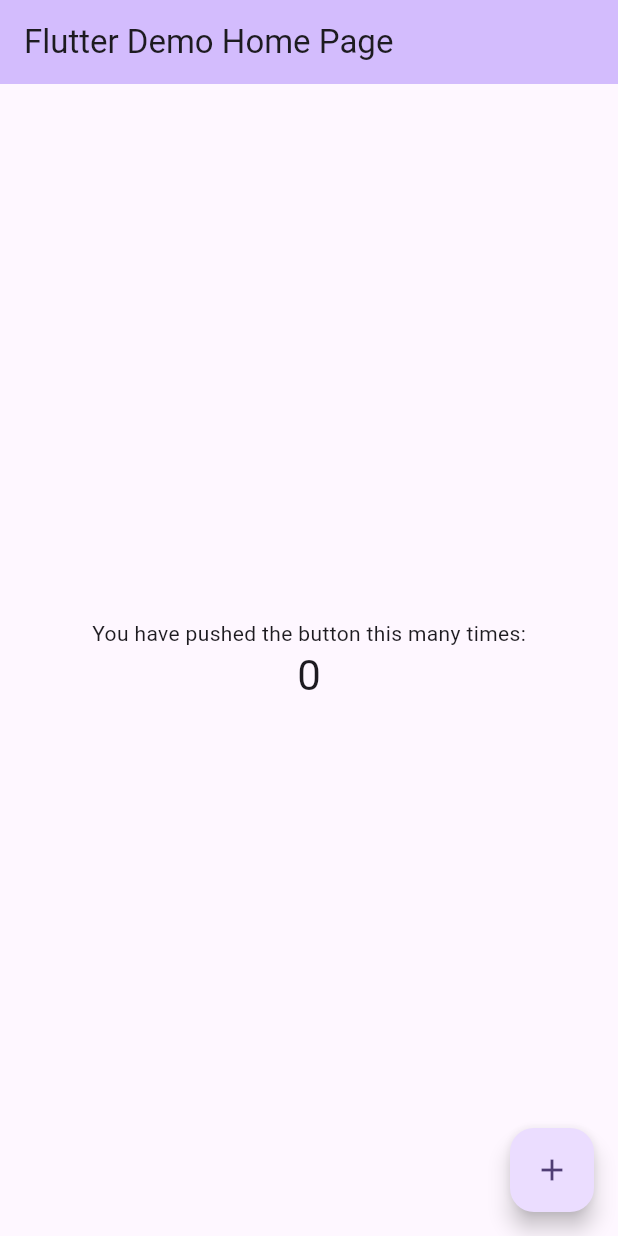
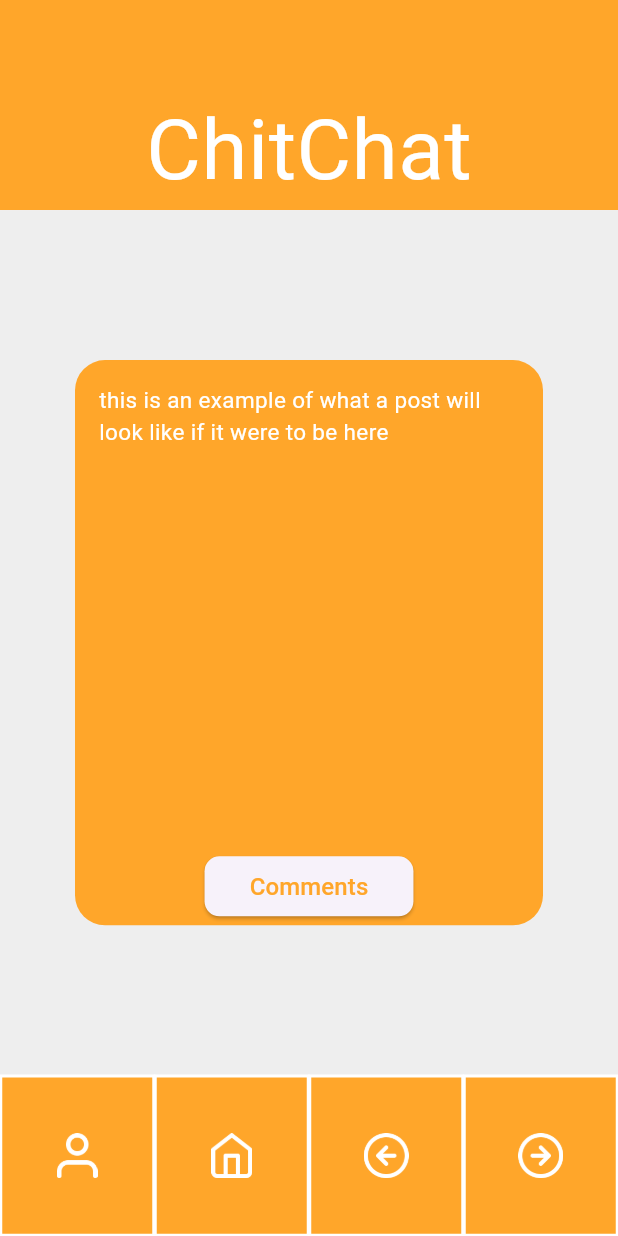
Before and after one commit to usd-cs/COMP-491-24-25-Eversun-intro-project, a Flutter app: the screen it shows after launch, on a phone screen of 412 x 824 dp. Run offline on Flutter 3.47's test engine with Material 3 defaults, Android fonts, the phone set to English and light mode, and no system bars.

Commit message:
Feat: Created much of the app interface and started working through moving between screens

```diff
--- /dev/null
+++ b/chitchat_app/lib/basic_screen_a_top_logo.dart
@@ -0,0 +1,40 @@
+import 'package:flutter/material.dart';
+
+// Top Section
+class TopSection extends StatelessWidget {
+  const TopSection({super.key});
+
+  @override
+  Widget build(BuildContext context) {
+    return const Expanded(
+      flex: 17, // 17% of screen height
+      child: TopSectionContent(),
+    );
+  }
+}
+//Contents of the top section color and title
+class TopSectionContent extends StatelessWidget {
+  const TopSectionContent({super.key});
+
+  @override
+  Widget build(BuildContext context) {
+  return Container(
+      color: const Color.fromARGB(255, 255, 166, 42),
+      child: Align(
+        alignment: Alignment.bottomCenter,
+        child: LayoutBuilder(
+          builder: (context, constraints) {
+            double fontSize = constraints.maxHeight * 0.4; // Adjust font size based on container height
+            return Text(
+              "ChitChat",
+              style: TextStyle(
+                color: Colors.white,
+                fontSize: fontSize, // Dynamically adjusted font size
+              ),
+            );
+          },
+        ),
+      ),
+    );
+  }
+}
--- /dev/null
+++ b/chitchat_app/lib/basic_screen_b_middle_content.dart
@@ -0,0 +1,229 @@
+import 'package:flutter/material.dart';
+import 'state_machine.dart';
+
+class MiddleSection extends StatelessWidget {
+  final DisplayStates currentDisplayState;
+  final Function(UserType) triggerUserChange;
+  final Function(DisplayStates) triggerDisplayChange;
+  const MiddleSection({super.key, required this.currentDisplayState, required this.triggerUserChange, required this.triggerDisplayChange});
+
+  @override
+  Widget build(BuildContext context) {
+    Widget content;
+
+    if (currentDisplayState == DisplayStates.login) {
+      content = LoginContent(triggerUserChange: triggerUserChange, triggerDisplayChange: triggerDisplayChange);
+    } else if (currentDisplayState == DisplayStates.forum) {
+      content = const ForumContent();
+    } else if (currentDisplayState == DisplayStates.comment) {
+      content = const CommentContent();
+    } else {
+      content = const Text('Unknown State'); // Default for any undefined states
+    }
+
+    return Expanded(
+      flex: 70,
+      child: Container(
+        color: Colors.grey[200],
+        child: Center(child: content),
+      ),
+    );
+  }
+}
+
+
+
+class LoginContent extends StatelessWidget {
+  final Function(UserType) triggerUserChange;
+  final Function(DisplayStates) triggerDisplayChange;
+  const LoginContent({super.key, required this.triggerUserChange, required this.triggerDisplayChange});
+
+
+  @override
+  Widget build(BuildContext context) {
+    return Padding(
+      padding: const EdgeInsets.all(16.0), // Add some padding around the content
+      child: Column(
+        mainAxisAlignment: MainAxisAlignment.center,
+        crossAxisAlignment: CrossAxisAlignment.center,
+        children: [
+          // UsernamEmail TextField
+          const TextField(
+            decoration: InputDecoration(
+              labelText: 'Email',
+              labelStyle: TextStyle(color: Colors.white),
+              filled: true,
+              fillColor: Color.fromARGB(255, 255, 166, 42),
+              border: InputBorder.none,
+            ),
+            keyboardType: TextInputType.text,
+            style: TextStyle(color: Colors.white,),
+          ),
+          const SizedBox(height: 16),
+
+          // Username TextField
+          const TextField(
+            style: TextStyle(color: Colors.white,),
+            decoration: InputDecoration(
+              labelText: 'Username',
+              labelStyle: TextStyle(color: Colors.white),
+              filled: true,
+              fillColor: Color.fromARGB(255, 255, 166, 42),
+              border: InputBorder.none,
+            ),
+            keyboardType: TextInputType.text,
+          ),
+          const SizedBox(height: 16), // Add space between the fields
+
+          // Password TextField
+          const TextField(
+            style: TextStyle(color: Colors.white),
+            decoration: InputDecoration(
+              labelText: 'Password',
+              labelStyle: TextStyle(color: Colors.white),
+              filled: true,
+              fillColor:  Color.fromARGB(255, 255, 166, 42),
+              border: InputBorder.none,
+            ),
+            obscureText: true, // Hide the text for the password field
+            keyboardType: TextInputType.visiblePassword,
+          ),
+          const SizedBox(height: 16), // Add space between the fields
+
+          const SizedBox(
+            height: 80,
+          ),
+
+          // Login Button
+          ElevatedButton(
+            onPressed: () {
+              // Implement login functionality here
+              triggerUserChange(UserType.loggedIn);
+              triggerDisplayChange(DisplayStates.forum);
+            },
+            style: ElevatedButton.styleFrom(
+              backgroundColor: const Color.fromARGB(255, 255, 166, 42), // Transparent background
+              shape: const BeveledRectangleBorder(borderRadius: BorderRadius.all(Radius.circular(5)),),
+              padding: const EdgeInsets.symmetric(horizontal: 80, vertical: 20),
+            ),
+            child: Text('Login', style: TextStyle(color: Colors.white)),
+          ),
+        ],
+      ),
+    );
+  }
+}
+
+class ForumContent extends StatelessWidget {
+  const ForumContent({super.key});
+
+  @override
+  Widget build(BuildContext context) {
+    return Container(
+      padding: const EdgeInsets.symmetric(horizontal: 50, vertical: 100),
+      child: Container(
+        height: double.infinity,
+        width: double.infinity,
+        decoration: BoxDecoration(
+          color: Color.fromARGB(255, 255, 166, 42),
+          borderRadius: BorderRadius.circular(20), // Rounded corners
+        ),
+        child: Column(
+          mainAxisAlignment: MainAxisAlignment.spaceBetween, // Space the elements apart
+          children: [
+            Padding(
+              padding: const EdgeInsets.all(16.0), // Padding around the text
+              child: const Text(
+                'this is an example of what a post will look like if it were to be here',
+                style: TextStyle(
+                  color: Colors.white,
+                  fontSize: 15,
+                ),
+              ),
+            ),
+
+            Padding(
+              padding: const EdgeInsets.all(2.0), // Padding around the button
+              child: ElevatedButton(
+                onPressed: () {
+                  // Add your action here
+                  print("Comments button pressed");
+                },
+                style: ElevatedButton.styleFrom(
+                  shape: RoundedRectangleBorder(
+                    borderRadius: BorderRadius.circular(10), // Rounded corners for the button
+                  ),
+                  padding: const EdgeInsets.symmetric(horizontal: 30, vertical: 2), // Padding inside the button
+                ),
+                child: const Text(
+                  'Comments',
+                  style: TextStyle(
+                    color: Color.fromARGB(255, 255, 166, 42),
+                    fontSize: 16,
+                  ),
+                ),
+              ),
+            ),
+          ],
+        ),
+      ),
+    );
+  }
+}
+
+class CommentContent extends StatelessWidget {
+  const CommentContent({super.key});
+
+  @override
+  Widget build(BuildContext context) {
+    return Container(
+      padding: const EdgeInsets.symmetric(horizontal: 50, vertical: 100),
+      child: Container(
+        height: double.infinity,
+        width: double.infinity,
+        decoration: BoxDecoration(
+          color: Color.fromARGB(255, 255, 166, 42),
+          borderRadius: BorderRadius.circular(20), // Rounded corners
+        ),
+        child: Column(
+          mainAxisAlignment: MainAxisAlignment.spaceBetween, // Space the elements apart
+          children: [
+            Padding(
+              padding: const EdgeInsets.all(16.0), // Padding around the text
+              child: const Text(
+                'this is an example of what a post will look like if it were to be here',
+                style: TextStyle(
+                  color: Colors.white,
+                  fontSize: 15,
+                ),
+              ),
+            ),
+
+            Padding(
+              padding: const EdgeInsets.all(2.0), // Padding around the button
+              child: ElevatedButton(
+                onPressed: () {
+                  // Add your action here
+                  print("Comments button pressed");
+                },
+                style: ElevatedButton.styleFrom(
+                  shape: RoundedRectangleBorder(
+                    borderRadius: BorderRadius.circular(10), // Rounded corners for the button
+                  ),
+                  padding: const EdgeInsets.symmetric(horizontal: 30, vertical: 2), // Padding inside the button
+                ),
+                child: const Text(
+                  'Comments',
+                  style: TextStyle(
+                    color: Color.fromARGB(255, 255, 166, 42),
+                    fontSize: 16,
+                  ),
+                ),
+              ),
+            ),
+          ],
+        ),
+      ),
+    );
+  }
+}
--- /dev/null
+++ b/chitchat_app/lib/basic_screen_c_bottom_bar.dart
@@ -0,0 +1,117 @@
+import 'package:flutter/material.dart';
+import 'state_machine.dart';
+
+// Bottom Section of the Screen
+class BottomSection extends StatelessWidget {
+  final UserType userType;
+  final Function(DisplayStates) triggerDisplayChange;
+
+  const BottomSection({super.key, required this.userType, required this.triggerDisplayChange});
+
+  @override
+  Widget build(BuildContext context) {
+    return Expanded(
+      flex: 13, // 13% of screen height
+      child: Container(
+        color: const Color.fromARGB(255, 255, 166, 42),
+        child: BottomContent(userType: userType, triggerDisplayChange: triggerDisplayChange),
+      ),
+    );
+  }
+}
+//creates all the buttons in the row (changes for the state the user is in)
+class BottomContent extends StatelessWidget {
+  final UserType userType;
+  final Function(DisplayStates) triggerDisplayChange;
+
+  const BottomContent({super.key, required this.userType, required this.triggerDisplayChange});
+
+  @override
+  Widget build(BuildContext context) {
+    return Row(
+      children: [
+        if (userType == UserType.loggedOut) ...[
+          BottomButton( //Login - LoggedOut User
+            relativePath: 'assets/images/UserLoggedIn.png',
+            action: () => triggerDisplayChange(DisplayStates.login),
+          ),
+        ] else if (userType == UserType.loggedIn) ...[
+          BottomButton( //Logout - loggedIn User
+            relativePath: 'assets/images/UserLoggedIn.png',
+            action: () => triggerDisplayChange(DisplayStates.login),
+          ),
+          BottomButton( //Post - loggedIn User
+            relativePath: 'assets/images/Post.png',
+            action: () {
+              print("post button pressed");
+            },
+          ),
+        ] else ...[
+          BottomButton( //Logout - admin User
+            relativePath: 'assets/images/UserLoggedIn.png',
+            action:  () => triggerDisplayChange(DisplayStates.login),
+          ),
+          BottomButton( //Remove - admin User
+            relativePath: 'assets/images/Remove.png',
+            action: () {
+              print("remove button pressed");
+            },
+          ),
+        ],
+        // Static buttons for all user types
+        BottomButton( //Home
+          relativePath: 'assets/images/Home.png',
+          action: () => triggerDisplayChange(DisplayStates.forum),
+        ),
+        BottomButton( //Back
+          relativePath: 'assets/images/BackArrow.png',
+          action: () {
+            print("back button pressed");
+          },
+        ),
+        BottomButton( //Forward
+          relativePath: 'assets/images/ForwardArrow.png',
+          action: () {
+            print("forward button pressed");
+          },
+        ),
+      ],
+    );
+  }
+}
+//a generic button template used by all buttons
+class BottomButton extends StatelessWidget {
+  final String relativePath;
+  final Function action;
+
+  const BottomButton({
+    super.key,
+    required this.relativePath,
+    required this.action,
+  });
+
+  @override
+  Widget build(BuildContext context) {
+    return Expanded(
+      child: OutlinedButton(
+        onPressed: () => action(),
+        style: OutlinedButton.styleFrom(
+          backgroundColor: Colors.transparent, // Transparent background
+          shape: const BeveledRectangleBorder(borderRadius: BorderRadius.zero,),
+
+          side: const BorderSide(
+            color: Colors.white, // Outline color set to white
+            width: 1, // Set outline width
+          ),
+        ),
+        child: Center(
+          child: Image.asset(
+              relativePath,
+              height: 30,
+              width: 30,
+            ),
+        ),
+      ),
+    );
+  }
+}
--- /dev/null
+++ b/chitchat_app/lib/basic_screen_layout.dart
@@ -0,0 +1,50 @@
+import 'package:flutter/material.dart';
+import 'state_machine.dart';
+import 'basic_screen_a_top_logo.dart';
+import 'basic_screen_b_middle_content.dart';
+import 'basic_screen_c_bottom_bar.dart';
+
+// Full screen pulls all the elements together
+class ScreenLayout extends StatefulWidget {
+  const ScreenLayout({super.key});
+
+  @override
+  _ScreenLayoutState createState() => _ScreenLayoutState();
+}
+
+class _ScreenLayoutState extends State<ScreenLayout> {
+  DisplayStates currentDisplayState = DisplayStates.forum;
+  UserType currentUserState = UserType.loggedOut;
+
+  // Function to handle state change
+  void _triggerDisplayChange(DisplayStates newState) {
+    setState(() {
+      currentDisplayState = newState;
+    });
+  }
+
+  void _triggerUserChange(UserType newState) {
+    setState(() {
+      currentUserState = newState;
+    });
+  }
+
+  @override
+  Widget build(BuildContext context) {
+    return Scaffold(
+      body: SizedBox(
+        width: double.infinity,
+        height: double.infinity,
+        child: Column(
+          children: [
+            const TopSection(),
+            // Pass the current state and change function to MiddleSection
+            MiddleSection(currentDisplayState: currentDisplayState, triggerUserChange: _triggerUserChange, triggerDisplayChange: _triggerDisplayChange),
+            // Pass the change function to BottomSection
+            BottomSection(userType: currentUserState, triggerDisplayChange: _triggerDisplayChange),
+          ],
+        ),
+      ),
+    );
+  }
+}
--- a/chitchat_app/lib/main.dart
+++ b/chitchat_app/lib/main.dart
@@ -1,4 +1,5 @@
 import 'package:flutter/material.dart';
+import 'basic_screen_layout.dart';
 
 void main() {
   runApp(const MyApp());
@@ -7,119 +8,10 @@
 class MyApp extends StatelessWidget {
   const MyApp({super.key});
 
-  // This widget is the root of your application.
   @override
   Widget build(BuildContext context) {
-    return MaterialApp(
-      title: 'Flutter Demo',
-      theme: ThemeData(
-        // This is the theme of your application.
-        //
-        // TRY THIS: Try running your application with "flutter run". You'll see
-        // the application has a purple toolbar. Then, without quitting the app,
-        // try changing the seedColor in the colorScheme below to Colors.green
-        // and then invoke "hot reload" (save your changes or press the "hot
-        // reload" button in a Flutter-supported IDE, or press "r" if you used
-        // the command line to start the app).
-        //
-        // Notice that the counter didn't reset back to zero; the application
-        // state is not lost during the reload. To reset the state, use hot
-        // restart instead.
-        //
-        // This works for code too, not just values: Most code changes can be
-        // tested with just a hot reload.
-        colorScheme: ColorScheme.fromSeed(seedColor: Colors.deepPurple),
-        useMaterial3: true,
-      ),
-      home: const MyHomePage(title: 'Flutter Demo Home Page'),
+    return const MaterialApp(
+      home: ScreenLayout(),
     );
   }
 }
-
-class MyHomePage extends StatefulWidget {
-  const MyHomePage({super.key, required this.title});
-
-  // This widget is the home page of your application. It is stateful, meaning
-  // that it has a State object (defined below) that contains fields that affect
-  // how it looks.
-
-  // This class is the configuration for the state. It holds the values (in this
-  // case the title) provided by the parent (in this case the App widget) and
-  // used by the build method of the State. Fields in a Widget subclass are
-  // always marked "final".
-
-  final String title;
-
-  @override
-  State<MyHomePage> createState() => _MyHomePageState();
-}
-
-class _MyHomePageState extends State<MyHomePage> {
-  int _counter = 0;
-
-  void _incrementCounter() {
-    setState(() {
-      // This call to setState tells the Flutter framework that something has
-      // changed in this State, which causes it to rerun the build method below
-      // so that the display can reflect the updated values. If we changed
-      // _counter without calling setState(), then the build method would not be
-      // called again, and so nothing would appear to happen.
-      _counter++;
-    });
-  }
-
-  @override
-  Widget build(BuildContext context) {
-    // This method is rerun every time setState is called, for instance as done
-    // by the _incrementCounter method above.
-    //
-    // The Flutter framework has been optimized to make rerunning build methods
-    // fast, so that you can just rebuild anything that needs updating rather
-    // than having to individually change instances of widgets.
-    return Scaffold(
-      appBar: AppBar(
-        // TRY THIS: Try changing the color here to a specific color (to
-        // Colors.amber, perhaps?) and trigger a hot reload to see the AppBar
-        // change color while the other colors stay the same.
-        backgroundColor: Theme.of(context).colorScheme.inversePrimary,
-        // Here we take the value from the MyHomePage object that was created by
-        // the App.build method, and use it to set our appbar title.
-        title: Text(widget.title),
-      ),
-      body: Center(
-        // Center is a layout widget. It takes a single child and positions it
-        // in the middle of the parent.
-        child: Column(
-          // Column is also a layout widget. It takes a list of children and
-          // arranges them vertically. By default, it sizes itself to fit its
-          // children horizontally, and tries to be as tall as its parent.
-          //
-          // Column has various properties to control how it sizes itself and
-          // how it positions its children. Here we use mainAxisAlignment to
-          // center the children vertically; the main axis here is the vertical
-          // axis because Columns are vertical (the cross axis would be
-          // horizontal).
-          //
-          // TRY THIS: Invoke "debug painting" (choose the "Toggle Debug Paint"
-          // action in the IDE, or press "p" in the console), to see the
-          // wireframe for each widget.
-          mainAxisAlignment: MainAxisAlignment.center,
-          children: <Widget>[
-            const Text(
-              'You have pushed the button this many times:',
-            ),
-            Text(
-              '$_counter',
-              style: Theme.of(context).textTheme.headlineMedium,
-            ),
-          ],
-        ),
-      ),
-      floatingActionButton: FloatingActionButton(
-        onPressed: _incrementCounter,
-        tooltip: 'Increment',
-        child: const Icon(Icons.add),
-      ), // This trailing comma makes auto-formatting nicer for build methods.
-    );
-  }
-}
--- /dev/null
+++ b/chitchat_app/lib/state_machine.dart
@@ -0,0 +1,11 @@
+enum DisplayStates {
+  forum,
+  login,
+  comment,
+}
+
+enum UserType {
+  loggedOut,
+  loggedIn,
+  admin,
+}
```
Also changed, not shown: chitchat_app/pubspec.yaml (+8 -3 lines), chitchat_app/assets/images/BackArrow.png (added), chitchat_app/assets/images/ForwardArrow.png (added), chitchat_app/assets/images/Home.png (added), chitchat_app/assets/images/Post.png (added), chitchat_app/assets/images/Remove.png (added), chitchat_app/assets/images/ReturnToPost.png (added), chitchat_app/assets/images/UserLoggedIn.png (added).
